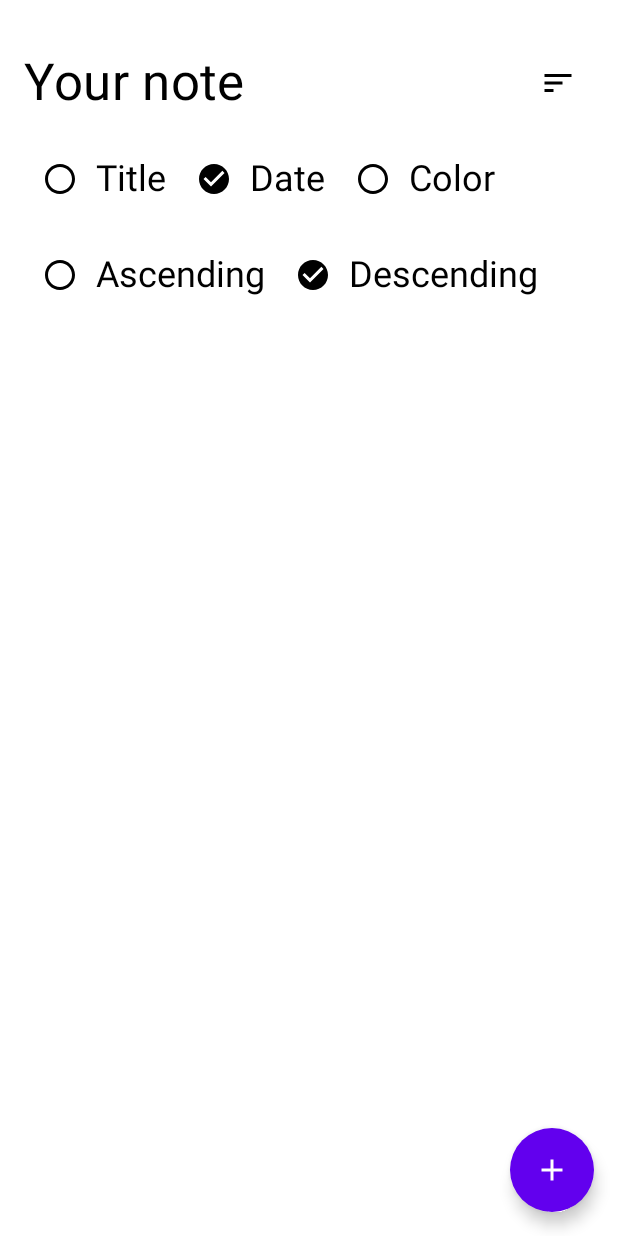
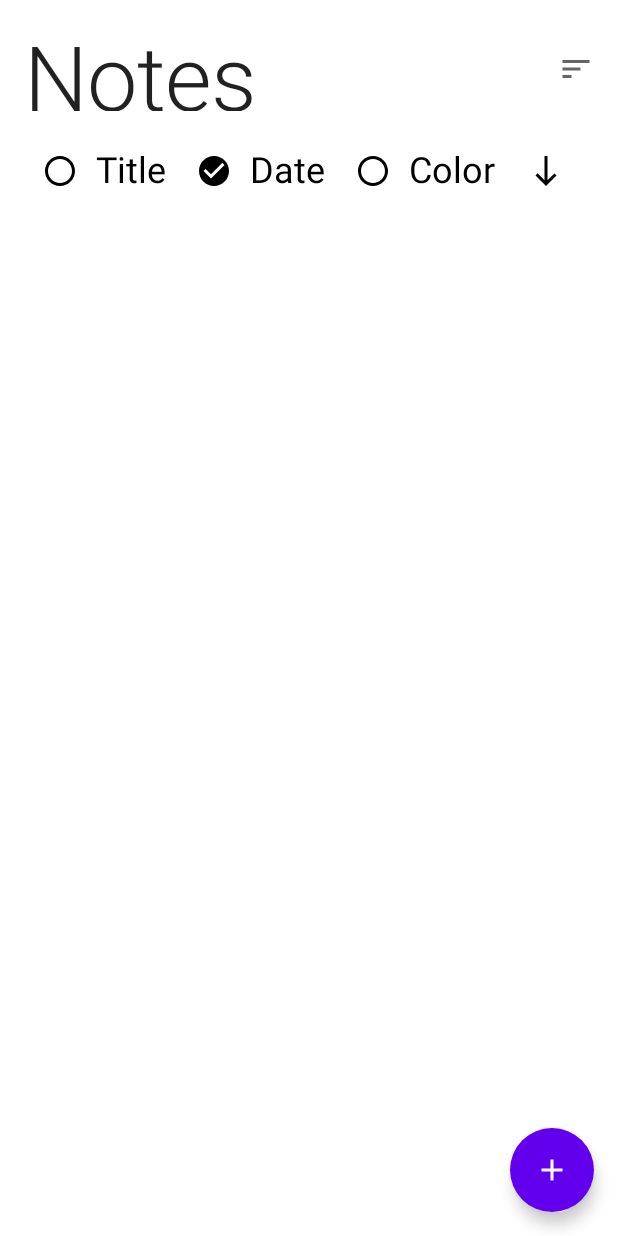
Before and after one commit to sedramerkhan/SMNotes, an Android app built with Jetpack Compose: the composable NotesScreen shown on its own in the app's theme, after a tap on "Sort", on a phone screen of 412 x 824 dp. Run offline under Robolectric (Android 15) with nearby library versions, the phone set to English and light mode, and no system bars; our stand-ins replace Dagger/Hilt's generated code; libraries missing offline, so code that uses them is left out: com.ramcosta.composedestinations; 2 statements that could not run were skipped.

Commit message:
edit OrderSelection

```diff
--- a/app/src/main/java/com/smnotes/domain/model/Note.kt
+++ b/app/src/main/java/com/smnotes/domain/model/Note.kt
@@ -12,7 +12,7 @@ data class Note(
     val color: Int,
     val important: Boolean = false,
     @PrimaryKey(autoGenerate = true)
-    val id: Long = -1,
+    val id: Long = 0,
 ) {
     companion object {
         val noteColors = listOf(RedOrange, LightGreen, Violet, BabyBlue, RedPink, Teal200, Purple200)
--- a/app/src/main/java/com/smnotes/presentation/noteScreen/NoteViewModel.kt
+++ b/app/src/main/java/com/smnotes/presentation/noteScreen/NoteViewModel.kt
@@ -42,7 +42,7 @@ class NoteViewModel @Inject constructor(
     private val _eventFlow = MutableSharedFlow<UiEvent>()
     val eventFlow = _eventFlow.asSharedFlow()
 
-    private var currentNoteId: Long = -1
+    private var currentNoteId: Long = 0
 
     init {
         NoteScreenDestination.argsFrom(savedStateHandle).noteId.let { noteId ->
--- a/app/src/main/java/com/smnotes/presentation/notesScreen/NotesScreen.kt
+++ b/app/src/main/java/com/smnotes/presentation/notesScreen/NotesScreen.kt
@@ -13,6 +13,7 @@ import androidx.compose.runtime.Composable
 import androidx.compose.runtime.rememberCoroutineScope
 import androidx.compose.ui.Alignment
 import androidx.compose.ui.Modifier
+import androidx.compose.ui.draw.clipToBounds
 import androidx.compose.ui.unit.dp
 import androidx.hilt.navigation.compose.hiltViewModel
 import com.ramcosta.composedestinations.annotation.Destination
@@ -20,7 +21,7 @@ import com.smnotes.presentation.notesScreen.components.NoteItem
 import com.smnotes.presentation.notesScreen.components.OrderSection
 import com.ramcosta.composedestinations.navigation.DestinationsNavigator
 import com.smnotes.presentation.destinations.NoteScreenDestination
-import com.smnotes.presentation.noteScreen.NoteScreen
+import com.smnotes.presentation.notesScreen.components.CustomTopAppBar
 import com.smnotes.presentation.utils.defaultModifier
 import kotlinx.coroutines.launch
 
@@ -36,6 +37,20 @@ fun NotesScreen(
     val scope = rememberCoroutineScope()
 
     Scaffold(
+        topBar = {
+           CustomTopAppBar(title = "Notes"){
+               IconButton(
+                   onClick = {
+                       viewModel.onEvent(NotesEvent.ToggleOrderSection)
+                   },
+               ) {
+                   Icon(
+                       imageVector = Icons.Default.Sort,
+                       contentDescription = "Sort"
+                   )
+               }
+           }
+        },
         floatingActionButton = {
             FloatingActionButton(
                 onClick = {
@@ -50,37 +65,16 @@ fun NotesScreen(
     ) {
         Column(
             modifier = Modifier
-                .defaultModifier(16.dp,16.dp)
+                .padding(16.dp)
         ) {
-            Row(
-                modifier = Modifier.fillMaxWidth(),
-                horizontalArrangement = Arrangement.SpaceBetween,
-                verticalAlignment = Alignment.CenterVertically
-            ) {
-                Text(
-                    text = "Your note",
-                    style = MaterialTheme.typography.h4
-                )
-                IconButton(
-                    onClick = {
-                        viewModel.onEvent(NotesEvent.ToggleOrderSection)
-                    },
-                ) {
-                    Icon(
-                        imageVector = Icons.Default.Sort,
-                        contentDescription = "Sort"
-                    )
-                }
-            }
+
             AnimatedVisibility(
                 visible = state.isOrderSectionVisible,
                 enter = fadeIn() + slideInVertically(),
                 exit = fadeOut() + slideOutVertically()
             ) {
                 OrderSection(
-                    modifier = Modifier
-                        .fillMaxWidth()
-                        .padding(vertical = 16.dp),
+                    modifier = Modifier.fillMaxWidth(),
                     noteOrder = state.noteOrder,
                     onOrderChange = {
                         viewModel.onEvent(NotesEvent.Order(it))
@@ -95,7 +89,7 @@ fun NotesScreen(
                         modifier = Modifier
                             .fillMaxWidth()
                             .clickable {
-                              navigator.navigate(NoteScreenDestination(note.id,note.color))
+                                navigator.navigate(NoteScreenDestination(note.id, note.color))
                             },
                         onDeleteClick = {
                             viewModel.onEvent(NotesEvent.DeleteNote(note))
--- /dev/null
+++ b/app/src/main/java/com/smnotes/presentation/notesScreen/components/CustomTopAppBar.kt
@@ -0,0 +1,40 @@
+package com.smnotes.presentation.notesScreen.components
+
+import androidx.compose.animation.AnimatedVisibility
+import androidx.compose.foundation.layout.RowScope
+import androidx.compose.foundation.layout.padding
+import androidx.compose.material.MaterialTheme
+import androidx.compose.material.Text
+import androidx.compose.material.TopAppBar
+import androidx.compose.runtime.Composable
+import androidx.compose.ui.Modifier
+import androidx.compose.ui.graphics.Color
+import androidx.compose.ui.text.TextStyle
+import androidx.compose.ui.unit.dp
+import com.smnotes.presentation.utils.STATUS_BAR_HEIGHT
+
+
+@Composable
+fun CustomTopAppBar(
+    title: String,
+    modifier: Modifier = Modifier,
+    style: TextStyle = MaterialTheme.typography.h2,
+    backgroundColor: Color = MaterialTheme.colors.background,
+    contentColor: Color = MaterialTheme.colors.onBackground,
+    navigationIcon: @Composable (() -> Unit)? = null,
+    actions: @Composable (RowScope.() -> Unit)= {},
+) {
+    TopAppBar(
+        modifier = Modifier.padding(top= STATUS_BAR_HEIGHT),
+        title = {
+            AnimatedVisibility(visible = true) {
+                Text(text = title, style = style , modifier = modifier)
+            }
+        },
+        backgroundColor = backgroundColor,
+        contentColor = contentColor,
+        actions = actions,
+        navigationIcon = navigationIcon,
+        elevation = 0.dp
+    )
+}
--- a/app/src/main/java/com/smnotes/presentation/notesScreen/components/OrderSection.kt
+++ b/app/src/main/java/com/smnotes/presentation/notesScreen/components/OrderSection.kt
@@ -1,21 +1,20 @@
 package com.smnotes.presentation.notesScreen.components
 
-import androidx.compose.animation.Crossfade
+import androidx.compose.animation.core.animateFloatAsState
 import androidx.compose.foundation.layout.*
-import androidx.compose.material.Icon
-import androidx.compose.material.IconToggleButton
-import androidx.compose.material.MaterialTheme
-import androidx.compose.material.Text
+import androidx.compose.material.*
 import androidx.compose.material.icons.Icons
 import androidx.compose.material.icons.filled.CheckCircle
+import androidx.compose.material.icons.filled.North
 import androidx.compose.material.icons.filled.RadioButtonUnchecked
 import androidx.compose.runtime.Composable
+import androidx.compose.runtime.getValue
 import androidx.compose.ui.Alignment
 import androidx.compose.ui.Modifier
+import androidx.compose.ui.draw.rotate
 import androidx.compose.ui.unit.dp
 import com.smnotes.domain.order.NoteOrder
 import com.smnotes.domain.order.OrderType
-import com.smnotes.presentation.notesScreen.components.DefaultRadioButton
 
 @Composable
 fun OrderSection(
@@ -23,40 +22,39 @@ fun OrderSection(
     noteOrder: NoteOrder = NoteOrder.Date(OrderType.Descending),
     onOrderChange: (NoteOrder) -> Unit
 ) {
+    val rotationState by animateFloatAsState(
+        targetValue = if (noteOrder.orderType is OrderType.Descending) 180f else 0f
+    )
 
-    Column(
-        modifier = modifier
-    ) {
     Row(
-            modifier = Modifier.fillMaxWidth(),
+        modifier = modifier.fillMaxWidth(),
         verticalAlignment = Alignment.CenterVertically,
 
         ) {
-            CustomRadioButton(text = "Title", selected =  noteOrder is NoteOrder.Title, onSelected = { onOrderChange(NoteOrder.Title(noteOrder.orderType)) })
-            CustomRadioButton(text = "Date", selected =  noteOrder is NoteOrder.Date,
+        CustomRadioButton(
+            text = "Title",
+            selected = noteOrder is NoteOrder.Title,
+            onSelected = { onOrderChange(NoteOrder.Title(noteOrder.orderType)) })
+        CustomRadioButton(text = "Date", selected = noteOrder is NoteOrder.Date,
             onSelected = { onOrderChange(NoteOrder.Date(noteOrder.orderType)) })
-            CustomRadioButton(text = "Color", selected =  noteOrder is NoteOrder.Color,
+        CustomRadioButton(text = "Color", selected = noteOrder is NoteOrder.Color,
             onSelected = { onOrderChange(NoteOrder.Color(noteOrder.orderType)) })
 
-        }
-        Spacer(modifier = Modifier.height(16.dp))
-        Row(
-            modifier = Modifier.fillMaxWidth(),
-            verticalAlignment = Alignment.CenterVertically,
-            ) {
-            CustomRadioButton(text = "Ascending",
-                selected = noteOrder.orderType is OrderType.Ascending,
-                onSelected = {
-                    onOrderChange(noteOrder.copy(OrderType.Ascending))
-                }
+        Spacer(Modifier.weight(1f))
+        IconButton(onClick = {
+            val order =
+                if (noteOrder.orderType is OrderType.Ascending) OrderType.Descending else OrderType.Ascending
+            onOrderChange(noteOrder.copy(order))
+
+        }) {
+            Icon(
+                imageVector = Icons.Filled.North,
+                contentDescription = "order",
+                modifier = Modifier
+                    .padding(end = 16.dp)
+//                        .alpha(ContentAlpha.medium)
+                    .rotate(rotationState)
             )
-
-            CustomRadioButton( text = "Descending",
-                selected = noteOrder.orderType is OrderType.Descending,
-                onSelected = {
-                    onOrderChange(noteOrder.copy(OrderType.Descending))
-                })
-
         }
     }
 }
@@ -76,7 +74,7 @@ fun CustomRadioButton(
     {
 
         Icon(
-                imageVector =icon,
+            imageVector = icon,
             contentDescription = "Radio button icon",
 //                    tint = Color(
 //                        0xFF9B51E0
@@ -85,8 +83,10 @@ fun CustomRadioButton(
 
     }
 
-    Text(text = text,
-    style = MaterialTheme.typography.h5)
+    Text(
+        text = text,
+        style = MaterialTheme.typography.h5
+    )
     Spacer(modifier = Modifier.width(8.dp))
 
 }
--- a/app/src/main/java/com/smnotes/presentation/utils/Constants.kt
+++ b/app/src/main/java/com/smnotes/presentation/utils/Constants.kt
@@ -1,18 +1,6 @@
 package com.smnotes.presentation.utils
 
-import androidx.compose.foundation.layout.fillMaxSize
-import androidx.compose.foundation.layout.padding
-import androidx.compose.runtime.Composable
-import androidx.compose.ui.Modifier
-import androidx.compose.ui.unit.Dp
+
 import androidx.compose.ui.unit.dp
 
-val STATUS_BAR_HEIGHT = 15.dp
-
-@Composable
-fun Modifier.defaultModifier(horizontal: Dp, vertical: Dp) = fillMaxSize().padding(
-    top = STATUS_BAR_HEIGHT + vertical,
-    bottom = vertical,
-    start = horizontal,
-    end = horizontal
-)
+val STATUS_BAR_HEIGHT = 18.dp
--- a/app/src/main/res/values/themes.xml
+++ b/app/src/main/res/values/themes.xml
@@ -2,6 +2,6 @@
 <resources>
 
     <style name="Theme.SMNotes" parent="android:Theme.Material.Light.NoActionBar">
-        <item name="android:statusBarColor">@color/purple_700</item>
+        <item name="android:statusBarColor">@color/white</item>
     </style>
 </resources>
```
Also changed, not shown: app/src/main/java/com/smnotes/presentation/noteScreen/NoteScreen.kt (+34 -2 lines), app/src/main/java/com/smnotes/presentation/noteScreen/components/TransparentHintTextField.kt (+13 -20 lines). Lines whose indentation alone changed are shown as unchanged.
